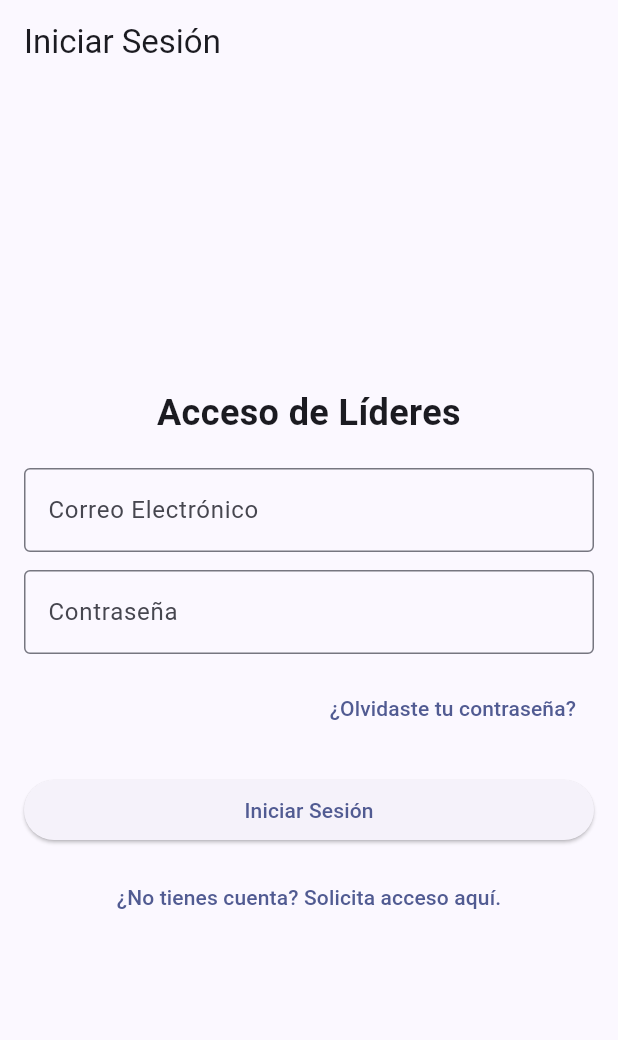
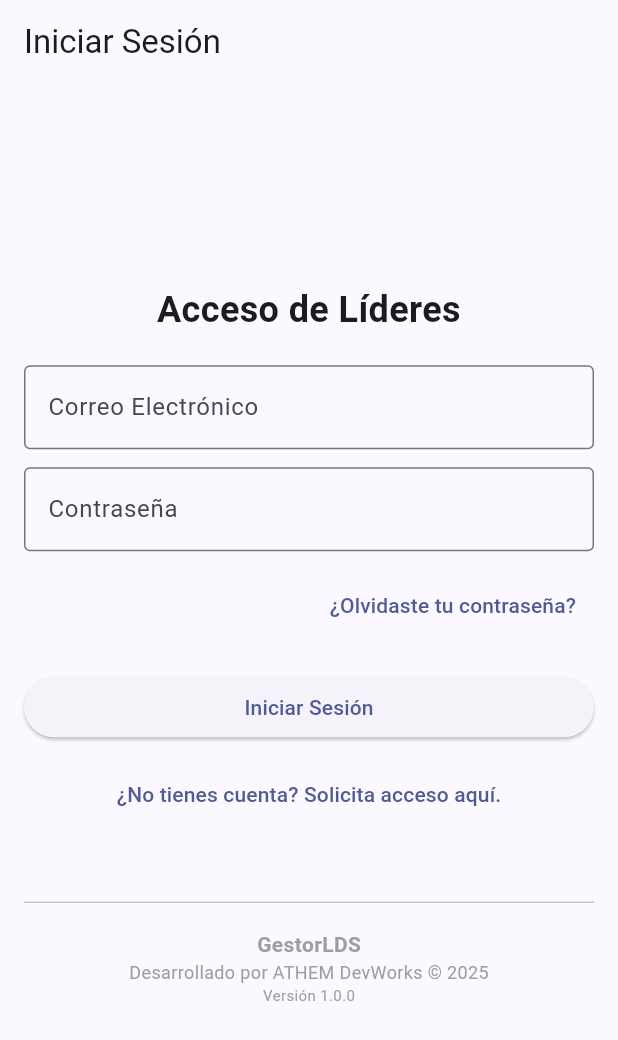
Before and after one commit to athemdevworks/gestor_lds, a Flutter app: the screen it shows after launch, on a phone screen of 412 x 824 dp. Shown: the top 1040 px of the screen. Run offline on Flutter 3.47's test engine with Material 3 defaults, Android fonts, the phone set to English and light mode, and no system bars; our stand-ins replace cloud_firestore, firebase_auth, firebase_core, pdf, printing; accounts and stored records are empty.

Commit message:
feat: Actualización de firma. Proyecto V1.0 Terminado.

```diff
--- a/lib/features/auth/screens/login_screen.dart
+++ b/lib/features/auth/screens/login_screen.dart
@@ -144,6 +144,27 @@ class _LoginScreenState extends State<LoginScreen> {
                   },
                   child: const Text('¿No tienes cuenta? Solicita acceso aquí.'),
                 ),
+                const SizedBox(height: 40), // Espacio para separarlo
+                const Divider(),
+                const Padding(
+                  padding: EdgeInsets.only(top: 10.0, bottom: 20.0),
+                  child: Column(
+                    children: [
+                      Text(
+                        'GestorLDS',
+                        style: TextStyle(fontWeight: FontWeight.bold, color: Colors.grey),
+                      ),
+                      Text(
+                        'Desarrollado por ATHEM DevWorks © 2025',
+                        style: TextStyle(fontSize: 12, color: Colors.grey),
+                      ),
+                      Text(
+                        'Versión 1.0.0', // Puedes cambiar esto manualmente cuando actualices
+                        style: TextStyle(fontSize: 10, color: Colors.grey),
+                      ),
+                    ],
+                  ),
+                ),
               ],
             ),
           ),
```
Also changed, not shown: 1 other file.
